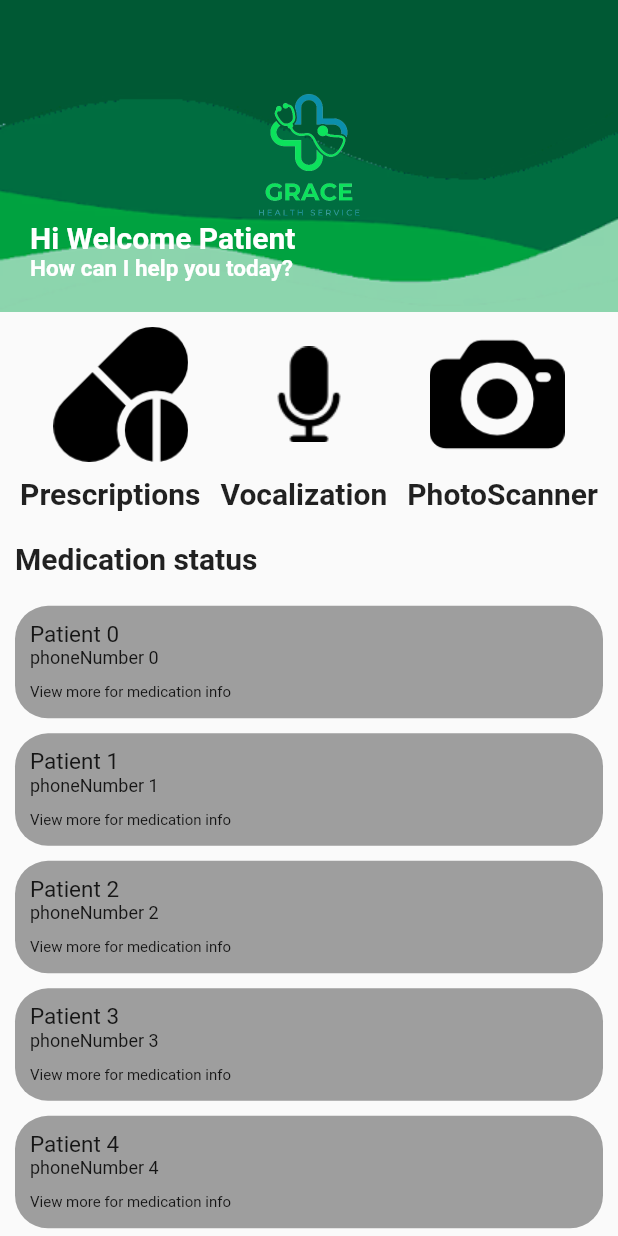
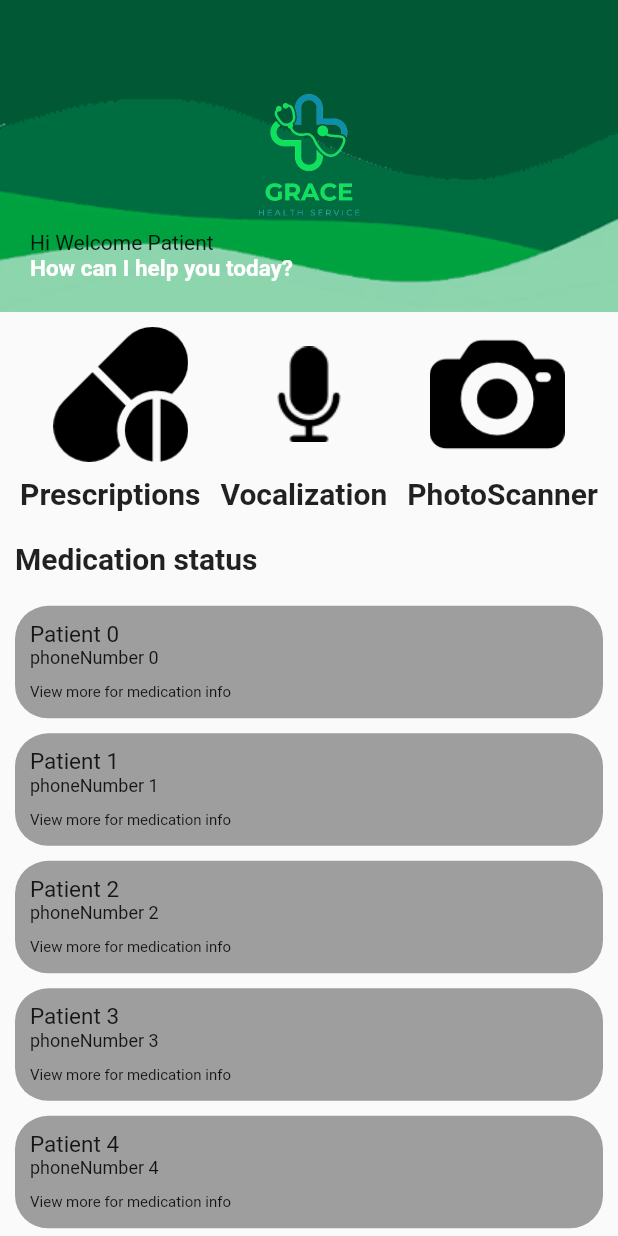
Before and after one commit to sghtestAcc/my_projectV2, a Flutter app: the PatientHomeScreen screen opened directly, on a phone screen of 412 x 824 dp. Run offline on Flutter 3.47's test engine with Material 2 defaults, Android fonts, the light colour scheme and no system bars; our stand-ins replace cloud_firestore, firebase_auth, firebase_core, get, image_picker; missing offline and left inert: google_mlkit_text_recognition, google_mlkit_translation; accounts and stored records are empty.

Commit message:
did state changes again for patients and caregivers screen and added logout function

```diff
--- a/lib/navigation.tab.dart
+++ b/lib/navigation.tab.dart
@@ -24,6 +24,7 @@ class _NavigatorBarState extends State<NavigatorBar> {
   final screens = [
     const PatientHomeScreen(loginType: loginType3.patientsHomeScreen),
     const CommunicationsScreen(),
+
     // RegisterScreen(registerType: LoginType2.caregiversRegister
   ];
 
--- a/lib/patient_home.dart
+++ b/lib/patient_home.dart
@@ -1,4 +1,7 @@
+import 'package:firebase_auth/firebase_auth.dart';
 import 'package:flutter/material.dart';
+import 'package:get/get.dart';
+import 'package:my_project/models/login_controller.dart';
 import 'package:my_project/navigation_drawer.dart';
 
 void main() => runApp(MaterialApp(
@@ -14,14 +17,12 @@ enum loginType3 { patientsHomeScreen, caregiversHomeScreen}
 final loginType3 loginType;
 const PatientHomeScreen({Key? key, required this.loginType}): super(key: key);
 
-  //  final LoginType2 registerType;
-  // const RegisterScreen({Key? key, required this.registerType}): super(key: key);
-
   @override
   State<PatientHomeScreen> createState() => _PatientHomeScreenState();
 }
 
 class _PatientHomeScreenState extends State<PatientHomeScreen> {
+  final controller = Get.put(LoginController());
 
    TextEditingController searchController = TextEditingController();
   @override
@@ -70,22 +71,9 @@ padding: EdgeInsets.all(10.0),
                 mainAxisAlignment: MainAxisAlignment.end ,
                crossAxisAlignment: CrossAxisAlignment.start,
                children: [
-                Text('Hi Welcome Patient', style: TextStyle(color: Colors.white, fontSize: 20, fontWeight: FontWeight.bold),),
+                Text("Hi Welcome Patient"),
+                // Text('Hi Welcome' + patientUser.Name!;, style: TextStyle(color: Colors.white, fontSize: 20, fontWeight: FontWeight.bold),),
                 Text('How can I help you today?', style: TextStyle(color: Colors.white, fontSize: 15, fontWeight: FontWeight.bold),),
-                // Align(
-                //   alignment: Alignment.bottomLeft,
-                //   child: Transform.translate(
-                //     offset: const Offset(0.0, 15.0),
-                //     child: Container(
-                //       child: TextField(
-                //               decoration: InputDecoration(
-                //             hintText: 'Quick search a patient here',
-                //             prefixIcon: Icon(Icons.search),
-                //               ),
-                //              ),
-                //     ),
-                //   ),
-                // )
                ],
                )
                ),
@@ -121,6 +109,27 @@ padding: EdgeInsets.all(10.0),
                       ]
                       )
               ),
+              widget.loginType == loginType3.patientsHomeScreen ?
+              Container(
+                padding: EdgeInsets.fromLTRB(0, 10, 0, 10),
+                child:  Row(
+                mainAxisAlignment: MainAxisAlignment.spaceEvenly,
+                children: [
+                  GestureDetector(
+                 onTap: () {
+
+                 },
+                  child: Image.asset(
+                'assets/images/drugs.png',
+                 height: 90,
+                width: 90,
+                ),
+                ),
+                   Image.asset('assets/images/mic.png', height: 90, width: 90, ),
+                  Image.asset('assets/images/photo-camera.png',  height: 90, width: 90,),
+                ],
+              ),
+              ) :
               Container(
                 padding: EdgeInsets.fromLTRB(0, 10, 0, 10),
                 child:  Row(
```
Also changed, not shown: lib/models/authentication_repository.dart (+22 -2 lines), lib/navigation_drawer.dart (+6 -1 lines).
